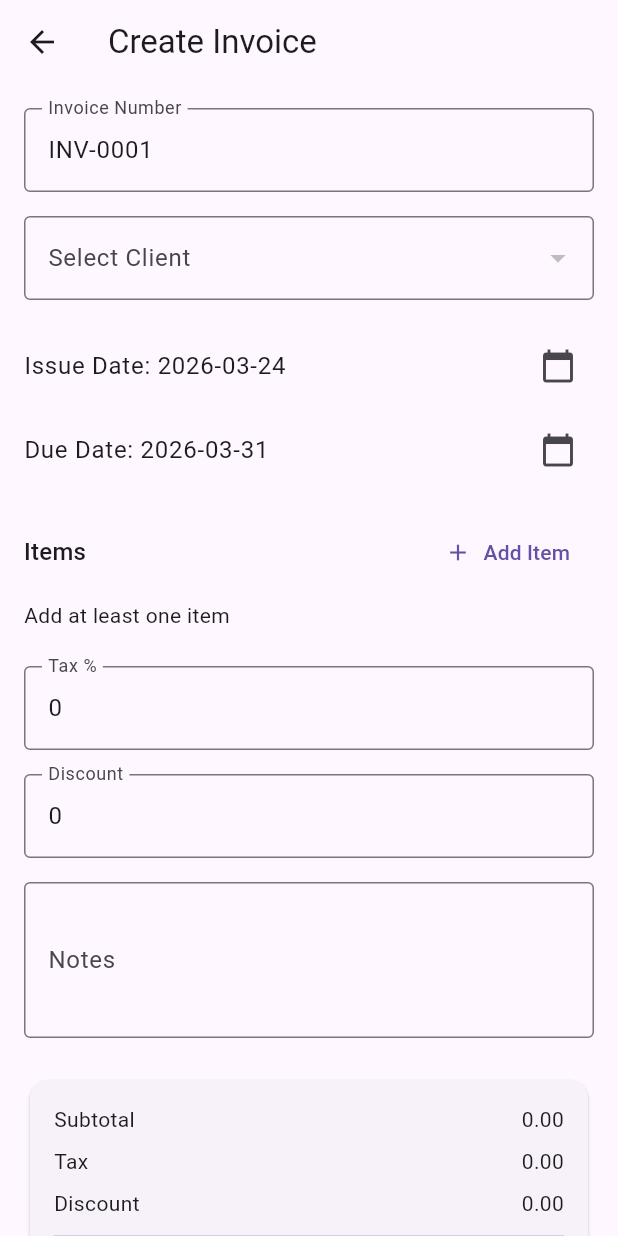
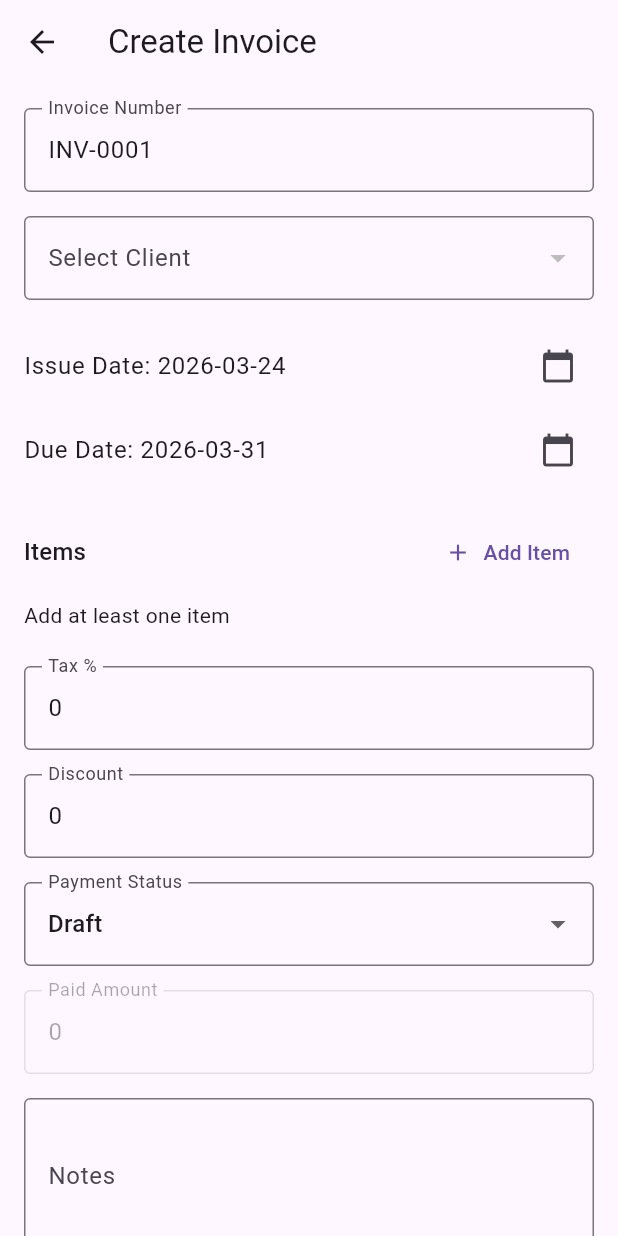
Before and after one commit to Mayyad78/invoiceflow, a Flutter app: the CreateInvoiceScreen screen opened directly, on a phone screen of 412 x 824 dp. Run offline on Flutter 3.47's test engine with Material 3 defaults, Android fonts, the phone set to English and light mode, and no system bars; our stand-ins replace flutter_riverpod, hive, hive_flutter, image_picker, pdf, printing and 1 more; missing offline and left inert: file_selector; accounts and stored records are empty.

Commit message:
Step 15: add invoice payment tracking and status improvements

```diff
--- a/lib/features/invoices/create_invoice_screen.dart
+++ b/lib/features/invoices/create_invoice_screen.dart
@@ -33,14 +33,17 @@ class _CreateInvoiceScreenState extends ConsumerState<CreateInvoiceScreen> {
   final _taxController = TextEditingController(text: '0');
   final _discountController = TextEditingController(text: '0');
   final _notesController = TextEditingController();
+  final _paidAmountController = TextEditingController(text: '0');
 
   DateTime _issueDate = DateTime.now();
   DateTime _dueDate = DateTime.now().add(const Duration(days: 7));
   ClientModel? _selectedClient;
   final List<InvoiceItemModel> _items = [];
   late String _initialGeneratedNumber;
+  String _status = 'draft';
 
   bool get _isEdit => widget.invoice != null;
+  bool get _isInvoice => widget.type == 'invoice';
 
   @override
   void initState() {
@@ -52,15 +55,18 @@ class _CreateInvoiceScreenState extends ConsumerState<CreateInvoiceScreen> {
       _taxController.text = invoice.taxPercent.toString();
       _discountController.text = invoice.discount.toString();
       _notesController.text = invoice.notes;
+      _paidAmountController.text = invoice.paidAmount.toStringAsFixed(2);
       _issueDate = invoice.issueDate;
       _dueDate = invoice.dueDate;
       _items.addAll(invoice.items.cast<InvoiceItemModel>());
       _initialGeneratedNumber = invoice.invoiceNumber;
+      _status = invoice.status;
     } else {
       final settingsNotifier = ref.read(appSettingsProvider.notifier);
       _initialGeneratedNumber =
           settingsNotifier.previewDocumentNumber(widget.type);
       _invoiceNumberController.text = _initialGeneratedNumber;
+      _status = _isInvoice ? 'draft' : 'draft';
     }
   }
 
@@ -87,6 +93,7 @@ class _CreateInvoiceScreenState extends ConsumerState<CreateInvoiceScreen> {
     _taxController.dispose();
     _discountController.dispose();
     _notesController.dispose();
+    _paidAmountController.dispose();
     super.dispose();
   }
 
@@ -98,6 +105,14 @@ class _CreateInvoiceScreenState extends ConsumerState<CreateInvoiceScreen> {
   double get _discount => double.tryParse(_discountController.text) ?? 0;
 
   double get _total => _subtotal + _taxAmount - _discount;
+
+  double get _paidAmount =>
+      double.tryParse(_paidAmountController.text.trim()) ?? 0;
+
+  double get _remainingAmount {
+    final remaining = _total - _paidAmount;
+    return remaining < 0 ? 0 : remaining;
+  }
 
   Future<void> _pickDate({
     required BuildContext context,
@@ -138,6 +153,57 @@ class _CreateInvoiceScreenState extends ConsumerState<CreateInvoiceScreen> {
     }
   }
 
+  double _resolvePaidAmount() {
+    if (!_isInvoice) {
+      return 0;
+    }
+
+    switch (_status) {
+      case 'draft':
+        return 0;
+      case 'unpaid':
+        return 0;
+      case 'paid':
+        return _total;
+      case 'partial':
+        return _paidAmount;
+      default:
+        return 0;
+    }
+  }
+
+  String _resolveStatus() {
+    if (!_isInvoice) {
+      return 'draft';
+    }
+
+    return _status;
+  }
+
+  bool _validatePayment(AppLocalizations t) {
+    if (!_isInvoice) {
+      return true;
+    }
+
+    if (_status == 'partial') {
+      if (_paidAmount <= 0 || _paidAmount >= _total) {
+        ScaffoldMessenger.of(context).showSnackBar(
+          SnackBar(content: Text(t.enterValidPaidAmount)),
+        );
+        return false;
+      }
+    }
+
+    if (_paidAmount > _total && _status == 'partial') {
+      ScaffoldMessenger.of(context).showSnackBar(
+        SnackBar(content: Text(t.paidAmountCannotExceedTotal)),
+      );
+      return false;
+    }
+
+    return true;
+  }
+
   Future<void> _saveInvoice() async {
     final t = AppLocalizations.of(context)!;
 
@@ -154,6 +220,10 @@ class _CreateInvoiceScreenState extends ConsumerState<CreateInvoiceScreen> {
       ScaffoldMessenger.of(context).showSnackBar(
         SnackBar(content: Text(t.atLeastOneItem)),
       );
+      return;
+    }
+
+    if (!_validatePayment(t)) {
       return;
     }
 
@@ -180,8 +250,9 @@ class _CreateInvoiceScreenState extends ConsumerState<CreateInvoiceScreen> {
       taxPercent: double.tryParse(_taxController.text.trim()) ?? 0,
       discount: double.tryParse(_discountController.text.trim()) ?? 0,
       notes: _notesController.text.trim(),
-      status: widget.invoice?.status ?? 'draft',
+      status: _resolveStatus(),
       type: widget.invoice?.type ?? widget.type,
+      paidAmount: _resolvePaidAmount(),
     );
 
     if (_isEdit) {
@@ -368,6 +439,57 @@ class _CreateInvoiceScreenState extends ConsumerState<CreateInvoiceScreen> {
               onChanged: (_) => setState(() {}),
             ),
             const SizedBox(height: 16),
+            if (_isInvoice) ...[
+              DropdownButtonFormField<String>(
+                value: _status,
+                decoration: InputDecoration(
+                  labelText: t.paymentStatus,
+                  border: const OutlineInputBorder(),
+                ),
+                items: [
+                  DropdownMenuItem(
+                    value: 'draft',
+                    child: Text(t.statusDraft),
+                  ),
+                  DropdownMenuItem(
+                    value: 'unpaid',
+                    child: Text(t.statusUnpaid),
+                  ),
+                  DropdownMenuItem(
+                    value: 'partial',
+                    child: Text(t.statusPartial),
+                  ),
+                  DropdownMenuItem(
+                    value: 'paid',
+                    child: Text(t.statusPaid),
+                  ),
+                ],
+                onChanged: (value) {
+                  if (value == null) return;
+                  setState(() {
+                    _status = value;
+                    if (_status == 'draft' || _status == 'unpaid') {
+                      _paidAmountController.text = '0';
+                    } else if (_status == 'paid') {
+                      _paidAmountController.text = _total.toStringAsFixed(2);
+                    }
+                  });
+                },
+              ),
+              const SizedBox(height: 16),
+              TextFormField(
+                controller: _paidAmountController,
+                enabled: _status == 'partial',
+                decoration: InputDecoration(
+                  labelText: t.paidAmount,
+                  border: const OutlineInputBorder(),
+                ),
+                keyboardType:
+                    const TextInputType.numberWithOptions(decimal: true),
+                onChanged: (_) => setState(() {}),
+              ),
+              const SizedBox(height: 16),
+            ],
             TextFormField(
               controller: _notesController,
               decoration: InputDecoration(
@@ -393,6 +515,26 @@ class _CreateInvoiceScreenState extends ConsumerState<CreateInvoiceScreen> {
                       value: _total,
                       isBold: true,
                     ),
+                    if (_isInvoice) ...[
+                      const SizedBox(height: 8),
+                      _SummaryRow(
+                        label: t.paidAmount,
+                        value: _status == 'paid'
+                            ? _total
+                            : _status == 'partial'
+                                ? _paidAmount
+                                : 0,
+                      ),
+                      const SizedBox(height: 8),
+                      _SummaryRow(
+                        label: t.remainingAmount,
+                        value: _status == 'paid'
+                            ? 0
+                            : _status == 'partial'
+                                ? _remainingAmount
+                                : _total,
+                      ),
+                    ],
                   ],
                 ),
               ),
--- a/lib/l10n/app_en.arb
+++ b/lib/l10n/app_en.arb
@@ -44,9 +44,13 @@
   "subtotal": "Subtotal",
   "tax": "Tax",
   "total": "Total",
+  "paidAmount": "Paid Amount",
+  "remainingAmount": "Remaining Amount",
+  "paymentStatus": "Payment Status",
   "statusDraft": "Draft",
   "statusPaid": "Paid",
   "statusUnpaid": "Unpaid",
+  "statusPartial": "Partially Paid",
   "invoiceSaved": "Invoice saved successfully",
   "invoiceUpdated": "Document updated successfully",
   "noInvoicesYet": "No invoices yet",
@@ -56,6 +60,8 @@
   "itemDescriptionRequired": "Item description is required",
   "atLeastOneItem": "Add at least one item",
   "clientRequired": "Please select a client",
+  "enterValidPaidAmount": "Enter a valid partial paid amount",
+  "paidAmountCannotExceedTotal": "Paid amount cannot exceed total",
   "preview": "Preview",
   "share": "Share",
   "print": "Print",
@@ -71,7 +77,6 @@
   "currency": "Currency",
   "businessProfile": "Business Profile",
   "businessName": "Business Name",
-  "saveChangesInfo": "Save Changes",
   "currencySettings": "Currency",
   "profileSaved": "Profile saved successfully",
   "currencySaved": "Currency updated successfully",
--- a/lib/l10n/app_localizations.dart
+++ b/lib/l10n/app_localizations.dart
@@ -364,6 +364,24 @@ abstract class AppLocalizations {
   /// **'Total'**
   String get total;
 
+  /// No description provided for @paidAmount.
+  ///
+  /// In en, this message translates to:
+  /// **'Paid Amount'**
+  String get paidAmount;
+
+  /// No description provided for @remainingAmount.
+  ///
+  /// In en, this message translates to:
+  /// **'Remaining Amount'**
+  String get remainingAmount;
+
+  /// No description provided for @paymentStatus.
+  ///
+  /// In en, this message translates to:
+  /// **'Payment Status'**
+  String get paymentStatus;
+
   /// No description provided for @statusDraft.
   ///
   /// In en, this message translates to:
@@ -381,6 +399,12 @@ abstract class AppLocalizations {
   /// In en, this message translates to:
   /// **'Unpaid'**
   String get statusUnpaid;
+
+  /// No description provided for @statusPartial.
+  ///
+  /// In en, this message translates to:
+  /// **'Partially Paid'**
+  String get statusPartial;
 
   /// No description provided for @invoiceSaved.
   ///
@@ -435,6 +459,18 @@ abstract class AppLocalizations {
   /// In en, this message translates to:
   /// **'Please select a client'**
   String get clientRequired;
+
+  /// No description provided for @enterValidPaidAmount.
+  ///
+  /// In en, this message translates to:
+  /// **'Enter a valid partial paid amount'**
+  String get enterValidPaidAmount;
+
+  /// No description provided for @paidAmountCannotExceedTotal.
+  ///
+  /// In en, this message translates to:
+  /// **'Paid amount cannot exceed total'**
+  String get paidAmountCannotExceedTotal;
 
   /// No description provided for @preview.
   ///
@@ -525,12 +561,6 @@ abstract class AppLocalizations {
   /// In en, this message translates to:
   /// **'Business Name'**
   String get businessName;
-
-  /// No description provided for @saveChangesInfo.
-  ///
-  /// In en, this message translates to:
-  /// **'Save Changes'**
-  String get saveChangesInfo;
 
   /// No description provided for @currencySettings.
   ///
--- a/lib/l10n/app_localizations_en.dart
+++ b/lib/l10n/app_localizations_en.dart
@@ -141,6 +141,15 @@ class AppLocalizationsEn extends AppLocalizations {
   String get total => 'Total';
 
   @override
+  String get paidAmount => 'Paid Amount';
+
+  @override
+  String get remainingAmount => 'Remaining Amount';
+
+  @override
+  String get paymentStatus => 'Payment Status';
+
+  @override
   String get statusDraft => 'Draft';
 
   @override
@@ -148,6 +157,9 @@ class AppLocalizationsEn extends AppLocalizations {
 
   @override
   String get statusUnpaid => 'Unpaid';
+
+  @override
+  String get statusPartial => 'Partially Paid';
 
   @override
   String get invoiceSaved => 'Invoice saved successfully';
@@ -175,6 +187,12 @@ class AppLocalizationsEn extends AppLocalizations {
 
   @override
   String get clientRequired => 'Please select a client';
+
+  @override
+  String get enterValidPaidAmount => 'Enter a valid partial paid amount';
+
+  @override
+  String get paidAmountCannotExceedTotal => 'Paid amount cannot exceed total';
 
   @override
   String get preview => 'Preview';
@@ -220,9 +238,6 @@ class AppLocalizationsEn extends AppLocalizations {
 
   @override
   String get businessName => 'Business Name';
-
-  @override
-  String get saveChangesInfo => 'Save Changes';
 
   @override
   String get currencySettings => 'Currency';
--- a/lib/providers/invoices_provider.dart
+++ b/lib/providers/invoices_provider.dart
@@ -30,11 +30,6 @@ class InvoicesNotifier extends StateNotifier<List<InvoiceModel>> {
     loadInvoices();
   }
 
-  Future<void> updateStatus(String id, String status) async {
-    await _invoiceService.updateInvoiceStatus(id, status);
-    loadInvoices();
-  }
-
   Future<void> deleteInvoice(String id) async {
     await _invoiceService.deleteInvoice(id);
     loadInvoices();
```
Also changed, not shown: lib/features/invoices/invoices_screen.dart (+50 -34 lines), lib/l10n/app_ar.arb (+14 -8 lines), lib/l10n/app_fr.arb (+14 -8 lines), lib/l10n/app_localizations_ar.dart (+19 -3 lines), lib/l10n/app_localizations_fr.dart (+19 -3 lines), lib/models/invoice_model.dart (+12 -3 lines), lib/services/invoice_service.dart (+1 -11 lines), 1 other file.
